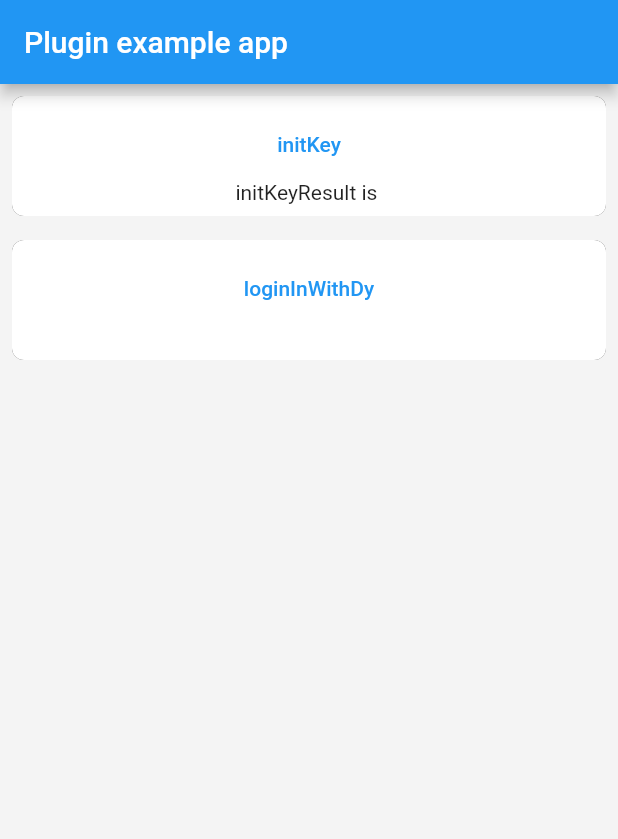
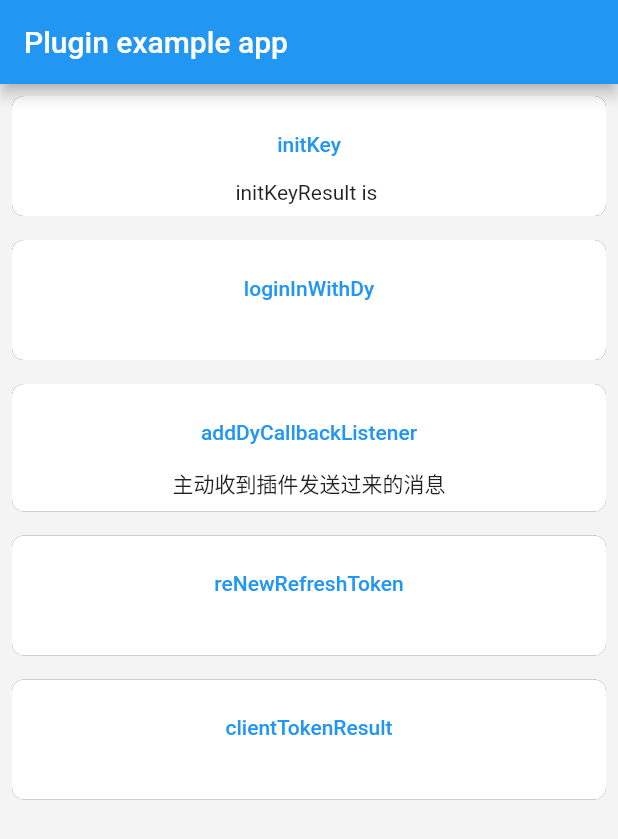
Before and after one commit to LinHuanTanLy/flutter_douyin_plugin, a Flutter app: the screen it shows after launch, on a phone screen of 412 x 824 dp. Shown: the top 839 px of the screen. Run offline on Flutter 3.47's test engine with Material 2 defaults, Android fonts, the phone set to English and light mode, and no system bars; our stand-ins replace dio, plugin_platform_interface.

Commit message:
example demo

```diff
--- a/example/lib/main.dart
+++ b/example/lib/main.dart
@@ -1,3 +1,5 @@
+import 'dart:convert';
+
 import 'package:flutter/material.dart';
 import 'package:dy/dy.dart';
 
@@ -19,6 +21,8 @@ class _MyAppState extends State<MyApp> {
   final _dyPlugin = Dy();
   String? initKeyResult = "";
   String? loginInResult = "";
+  String? reNewRefreshTokenResult = "";
+  String? clientTokenResult = "";
 
   final BoxDecoration _decoration = BoxDecoration(
     boxShadow: [BoxShadow(color: Colors.black.withAlpha(180))],
@@ -73,7 +77,27 @@ class _MyAppState extends State<MyApp> {
                   });
                 }
                 loginInResult = await _dyPlugin.loginInWithDouyin();
-              }, '$loginInResult')
+              }, '$loginInResult'),
+              _buildItemWidget("addDyCallbackListener", () async {
+                _dyPlugin.addDyCallbackListener((eventName, eventParams) {});
+              }, '主动收到插件发送过来的消息'),
+              _buildItemWidget("reNewRefreshToken", () async {
+                if (loginInResult?.isEmpty ?? true) {
+                  setState(() {
+                    reNewRefreshTokenResult = "login first";
+                  });
+                }
+                reNewRefreshTokenResult = await _dyPlugin.reNewRefreshToken(
+                    jsonDecode(loginInResult ?? "")['data']['refresh_token']);
+              }, '$reNewRefreshTokenResult'),
+              _buildItemWidget("clientTokenResult", () async {
+                if (loginInResult?.isEmpty ?? true) {
+                  setState(() {
+                    clientTokenResult = "login first";
+                  });
+                }
+                clientTokenResult = await _dyPlugin.getClientToken();
+              }, '$clientTokenResult'),
             ],
           )),
     );
```
